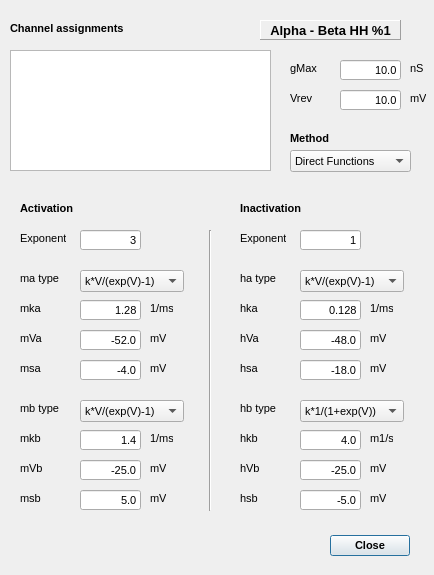
CompEphys-team/stdpc, file src/gui/AlphaBetaHHDlg.ui: the form before one commit.
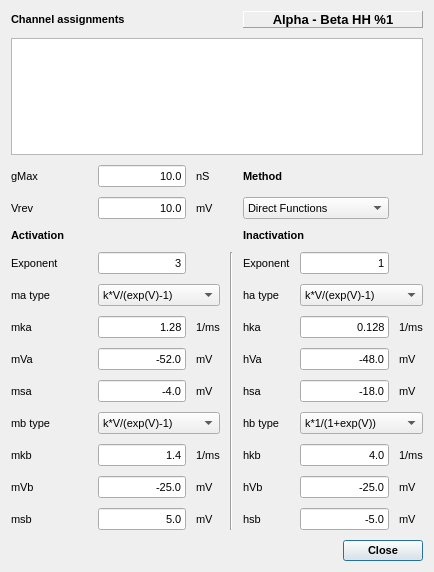
The form after the commit. Custom widgets are drawn as their Qt base class.

Diff of the .ui file:
```diff
--- a/src/gui/AlphaBetaHHDlg.ui
+++ b/src/gui/AlphaBetaHHDlg.ui
@@ -7,7 +7,7 @@
     <x>0</x>
     <y>0</y>
     <width>434</width>
-    <height>575</height>
+    <height>572</height>
    </rect>
   </property>
   <property name="font">
@@ -20,40 +20,15 @@
   <property name="windowTitle">
    <string>HH alpha,beta Formalism</string>
   </property>
-  <widget class="QDialogButtonBox" name="buttonBox">
-   <property name="geometry">
-    <rect>
-     <x>250</x>
-     <y>530</y>
-     <width>160</width>
-     <height>32</height>
-    </rect>
+  <layout class="QGridLayout" name="gridLayout">
+   <property name="spacing">
+    <number>10</number>
    </property>
-   <property name="font">
-    <font>
-     <weight>75</weight>
-     <bold>true</bold>
-    </font>
-   </property>
-   <property name="orientation">
-    <enum>Qt::Horizontal</enum>
-   </property>
-   <property name="standardButtons">
-    <set>QDialogButtonBox::Close</set>
-   </property>
-  </widget>
+   <item row="0" column="5" colspan="3">
   <widget class="QLabel" name="HHDlgLabel">
    <property name="enabled">
     <bool>true</bool>
    </property>
-   <property name="geometry">
-    <rect>
-     <x>260</x>
-     <y>20</y>
-     <width>141</width>
-     <height>20</height>
-    </rect>
-   </property>
    <property name="font">
     <font>
      <pointsize>10</pointsize>
@@ -86,201 +61,55 @@
     <set>Qt::AlignCenter</set>
    </property>
   </widget>
-  <widget class="QLabel" name="label_4">
-   <property name="geometry">
-    <rect>
-     <x>290</x>
-     <y>60</y>
-     <width>31</width>
-     <height>16</height>
-    </rect>
-   </property>
+   </item>
+   <item row="0" column="0" colspan="3">
+    <widget class="QLabel" name="label_40">
    <property name="font">
     <font>
-     <pointsize>8</pointsize>
-     <weight>50</weight>
-     <bold>false</bold>
-    </font>
-   </property>
-   <property name="text">
-    <string>gMax</string>
-   </property>
-  </widget>
-  <widget class="QLabel" name="label_9">
-   <property name="geometry">
-    <rect>
-     <x>410</x>
-     <y>60</y>
-     <width>16</width>
-     <height>16</height>
-    </rect>
-   </property>
-   <property name="font">
-    <font>
-     <pointsize>8</pointsize>
-     <weight>50</weight>
-     <bold>false</bold>
-    </font>
-   </property>
-   <property name="text">
-    <string>nS</string>
-   </property>
-  </widget>
-  <widget class="QLineEdit" name="gMaxE">
-   <property name="geometry">
-    <rect>
-     <x>340</x>
-     <y>60</y>
-     <width>61</width>
-     <height>20</height>
-    </rect>
-   </property>
-   <property name="font">
-    <font>
-     <pointsize>8</pointsize>
-     <weight>50</weight>
-     <bold>false</bold>
-    </font>
-   </property>
-   <property name="text">
-    <string>10.0</string>
-   </property>
-   <property name="maxLength">
-    <number>8</number>
-   </property>
-   <property name="alignment">
-    <set>Qt::AlignRight|Qt::AlignTrailing|Qt::AlignVCenter</set>
-   </property>
-  </widget>
-  <widget class="QLabel" name="label_5">
-   <property name="geometry">
-    <rect>
-     <x>290</x>
-     <y>90</y>
-     <width>31</width>
-     <height>16</height>
-    </rect>
-   </property>
-   <property name="font">
-    <font>
-     <pointsize>8</pointsize>
-     <weight>50</weight>
-     <bold>false</bold>
-    </font>
-   </property>
-   <property name="text">
-    <string>Vrev</string>
-   </property>
-  </widget>
-  <widget class="QLineEdit" name="VrevE">
-   <property name="geometry">
-    <rect>
-     <x>340</x>
-     <y>90</y>
-     <width>61</width>
-     <height>20</height>
-    </rect>
-   </property>
-   <property name="font">
-    <font>
-     <pointsize>8</pointsize>
-     <weight>50</weight>
-     <bold>false</bold>
-    </font>
-   </property>
-   <property name="text">
-    <string>10.0</string>
-   </property>
-   <property name="maxLength">
-    <number>8</number>
-   </property>
-   <property name="alignment">
-    <set>Qt::AlignRight|Qt::AlignTrailing|Qt::AlignVCenter</set>
-   </property>
-  </widget>
-  <widget class="QLabel" name="label_10">
-   <property name="geometry">
-    <rect>
-     <x>410</x>
-     <y>90</y>
-     <width>16</width>
-     <height>16</height>
-    </rect>
-   </property>
-   <property name="font">
-    <font>
-     <pointsize>8</pointsize>
-     <weight>50</weight>
-     <bold>false</bold>
-    </font>
-   </property>
-   <property name="text">
-    <string>mV</string>
-   </property>
-  </widget>
-  <widget class="QLabel" name="label_14">
-   <property name="geometry">
-    <rect>
-     <x>20</x>
-     <y>200</y>
-     <width>58</width>
-     <height>16</height>
-    </rect>
-   </property>
-   <property name="font">
-    <font>
      <weight>75</weight>
      <bold>true</bold>
     </font>
    </property>
    <property name="text">
-    <string>Activation</string>
-   </property>
-  </widget>
-  <widget class="QLabel" name="label_15">
-   <property name="geometry">
-    <rect>
-     <x>240</x>
-     <y>200</y>
-     <width>69</width>
-     <height>16</height>
-    </rect>
-   </property>
+      <string>Channel assignments</string>
+     </property>
+    </widget>
+   </item>
+   <item row="16" column="5" colspan="3">
+    <widget class="QDialogButtonBox" name="buttonBox">
    <property name="font">
     <font>
      <weight>75</weight>
      <bold>true</bold>
     </font>
-   </property>
-   <property name="text">
-    <string>Inactivation</string>
-   </property>
-  </widget>
-  <widget class="Line" name="line">
-   <property name="geometry">
-    <rect>
-     <x>200</x>
-     <y>230</y>
-     <width>20</width>
-     <height>281</height>
-    </rect>
    </property>
    <property name="orientation">
-    <enum>Qt::Vertical</enum>
-   </property>
-  </widget>
-  <widget class="QLineEdit" name="mVaE">
-   <property name="geometry">
-    <rect>
-     <x>80</x>
-     <y>330</y>
-     <width>61</width>
-     <height>20</height>
-    </rect>
-   </property>
+      <enum>Qt::Horizontal</enum>
+     </property>
+     <property name="standardButtons">
+      <set>QDialogButtonBox::Close</set>
+     </property>
+    </widget>
+   </item>
+   <item row="14" column="5">
+    <widget class="QLabel" name="label_31">
+     <property name="text">
+      <string>hVb</string>
+     </property>
+    </widget>
+   </item>
+   <item row="14" column="3">
+    <widget class="QLabel" name="label_28">
    <property name="text">
-    <string>-52.0</string>
-   </property>
+      <string>mV</string>
+     </property>
+    </widget>
+   </item>
+   <item row="14" column="6">
+    <widget class="QLineEdit" name="hVbE">
+     <property name="text">
+      <string>-25.0</string>
+     </property>
    <property name="maxLength">
     <number>8</number>
    </property>
@@ -288,30 +117,37 @@
     <set>Qt::AlignRight|Qt::AlignTrailing|Qt::AlignVCenter</set>
    </property>
   </widget>
-  <widget class="QLabel" name="label_6">
-   <property name="geometry">
-    <rect>
-     <x>20</x>
-     <y>230</y>
-     <width>46</width>
-     <height>16</height>
-    </rect>
-   </property>
+   </item>
+   <item row="15" column="6">
+    <widget class="QLineEdit" name="hsbE">
    <property name="text">
-    <string>Exponent</string>
-   </property>
-  </widget>
-  <widget class="QLineEdit" name="mkbE">
-   <property name="geometry">
-    <rect>
-     <x>80</x>
-     <y>430</y>
-     <width>61</width>
-     <height>20</height>
-    </rect>
-   </property>
+      <string>-5.0</string>
+     </property>
+     <property name="maxLength">
+      <number>8</number>
+     </property>
+     <property name="alignment">
+      <set>Qt::AlignRight|Qt::AlignTrailing|Qt::AlignVCenter</set>
+     </property>
+    </widget>
+   </item>
+   <item row="13" column="6">
+    <widget class="QLineEdit" name="hkbE">
+     <property name="text">
+      <string>4.0</string>
+     </property>
+     <property name="maxLength">
+      <number>8</number>
+     </property>
+     <property name="alignment">
+      <set>Qt::AlignRight|Qt::AlignTrailing|Qt::AlignVCenter</set>
+     </property>
+    </widget>
+   </item>
+   <item row="14" column="2">
+    <widget class="QLineEdit" name="mVbE">
    <property name="text">
-    <string>1.4</string>
+      <string>-25.0</string>
    </property>
    <property name="maxLength">
     <number>8</number>
@@ -320,189 +156,30 @@
     <set>Qt::AlignRight|Qt::AlignTrailing|Qt::AlignVCenter</set>
    </property>
   </widget>
+   </item>
+   <item row="13" column="7">
+    <widget class="QLabel" name="label_34">
+     <property name="text">
+      <string>1/ms</string>
+     </property>
+    </widget>
+   </item>
+   <item row="13" column="3">
   <widget class="QLabel" name="label_13">
-   <property name="geometry">
-    <rect>
-     <x>150</x>
-     <y>430</y>
-     <width>23</width>
-     <height>16</height>
-    </rect>
-   </property>
    <property name="text">
     <string>1/ms</string>
    </property>
   </widget>
-  <widget class="QLabel" name="label_7">
-   <property name="geometry">
-    <rect>
-     <x>20</x>
-     <y>300</y>
-     <width>56</width>
-     <height>16</height>
-    </rect>
-   </property>
-   <property name="text">
-    <string>mka</string>
-   </property>
-  </widget>
-  <widget class="QLabel" name="label_8">
-   <property name="geometry">
-    <rect>
-     <x>20</x>
-     <y>330</y>
-     <width>38</width>
-     <height>16</height>
-    </rect>
-   </property>
-   <property name="text">
-    <string>mVa</string>
-   </property>
-  </widget>
-  <widget class="QLabel" name="label_11">
-   <property name="geometry">
-    <rect>
-     <x>20</x>
-     <y>430</y>
-     <width>56</width>
-     <height>16</height>
-    </rect>
-   </property>
-   <property name="text">
-    <string>mkb</string>
-   </property>
-  </widget>
-  <widget class="QLineEdit" name="mkaE">
-   <property name="geometry">
-    <rect>
-     <x>80</x>
-     <y>300</y>
-     <width>61</width>
-     <height>20</height>
-    </rect>
-   </property>
-   <property name="text">
-    <string>1.28</string>
-   </property>
-   <property name="maxLength">
-    <number>8</number>
-   </property>
-   <property name="alignment">
-    <set>Qt::AlignRight|Qt::AlignTrailing|Qt::AlignVCenter</set>
-   </property>
-  </widget>
-  <widget class="QLineEdit" name="mExpoE">
-   <property name="geometry">
-    <rect>
-     <x>80</x>
-     <y>230</y>
-     <width>61</width>
-     <height>20</height>
-    </rect>
-   </property>
-   <property name="text">
-    <string>3</string>
-   </property>
-   <property name="maxLength">
-    <number>8</number>
-   </property>
-   <property name="alignment">
-    <set>Qt::AlignRight|Qt::AlignTrailing|Qt::AlignVCenter</set>
-   </property>
-  </widget>
-  <widget class="QLabel" name="label_17">
-   <property name="geometry">
-    <rect>
-     <x>150</x>
-     <y>330</y>
-     <width>16</width>
-     <height>16</height>
-    </rect>
-   </property>
-   <property name="text">
-    <string>mV</string>
-   </property>
-  </widget>
-  <widget class="QLabel" name="label_18">
-   <property name="geometry">
-    <rect>
-     <x>150</x>
-     <y>360</y>
-     <width>16</width>
-     <height>16</height>
-    </rect>
-   </property>
-   <property name="text">
-    <string>mV</string>
-   </property>
-  </widget>
-  <widget class="QLineEdit" name="msaE">
-   <property name="geometry">
-    <rect>
-     <x>80</x>
-     <y>360</y>
-     <width>61</width>
-     <height>20</height>
-    </rect>
-   </property>
-   <property name="text">
-    <string>-4.0</string>
-   </property>
-   <property name="maxLength">
-    <number>8</number>
-   </property>
-   <property name="alignment">
-    <set>Qt::AlignRight|Qt::AlignTrailing|Qt::AlignVCenter</set>
-   </property>
-  </widget>
-  <widget class="QLabel" name="label_19">
-   <property name="geometry">
-    <rect>
-     <x>20</x>
-     <y>360</y>
-     <width>32</width>
-     <height>16</height>
-    </rect>
-   </property>
-   <property name="text">
-    <string>msa</string>
-   </property>
-  </widget>
-  <widget class="QLabel" name="label_20">
-   <property name="geometry">
-    <rect>
-     <x>20</x>
-     <y>460</y>
-     <width>47</width>
-     <height>16</height>
-    </rect>
-   </property>
-   <property name="text">
-    <string>mVb</string>
-   </property>
-  </widget>
+   </item>
+   <item row="15" column="3">
   <widget class="QLabel" name="label_26">
-   <property name="geometry">
-    <rect>
-     <x>150</x>
-     <y>490</y>
-     <width>16</width>
-     <height>16</height>
-    </rect>
-   </property>
    <property name="text">
     <string>mV</string>
    </property>
   </widget>
+   </item>
+   <item row="15" column="2">
   <widget class="QLineEdit" name="msbE">
-   <property name="geometry">
-    <rect>
-     <x>80</x>
-     <y>490</y>
-     <width>61</width>
-     <height>20</height>
-    </rect>
-   </property>
    <property name="text">
     <string>5.0</string>
    </property>
@@ -513,227 +190,112 @@
     <set>Qt::AlignRight|Qt::AlignTrailing|Qt::AlignVCenter</set>
    </property>
   </widget>
+   </item>
+   <item row="13" column="2">
+    <widget class="QLineEdit" name="mkbE">
+     <property name="text">
+      <string>1.4</string>
+     </property>
+     <property name="maxLength">
+      <number>8</number>
+     </property>
+     <property name="alignment">
+      <set>Qt::AlignRight|Qt::AlignTrailing|Qt::AlignVCenter</set>
+     </property>
+    </widget>
+   </item>
+   <item row="14" column="7">
+    <widget class="QLabel" name="label_35">
+     <property name="text">
+      <string>mV</string>
+     </property>
+    </widget>
+   </item>
+   <item row="15" column="0">
   <widget class="QLabel" name="label_21">
-   <property name="geometry">
-    <rect>
-     <x>20</x>
-     <y>490</y>
-     <width>30</width>
-     <height>16</height>
-    </rect>
-   </property>
    <property name="text">
     <string>msb</string>
    </property>
   </widget>
-  <widget class="QLineEdit" name="mVbE">
-   <property name="geometry">
-    <rect>
-     <x>80</x>
-     <y>460</y>
-     <width>61</width>
-     <height>20</height>
-    </rect>
-   </property>
-   <property name="text">
-    <string>-25.0</string>
-   </property>
-   <property name="maxLength">
-    <number>8</number>
-   </property>
-   <property name="alignment">
-    <set>Qt::AlignRight|Qt::AlignTrailing|Qt::AlignVCenter</set>
-   </property>
-  </widget>
-  <widget class="QLineEdit" name="hVbE">
-   <property name="geometry">
-    <rect>
-     <x>300</x>
-     <y>460</y>
-     <width>61</width>
-     <height>20</height>
-    </rect>
-   </property>
-   <property name="text">
-    <string>-25.0</string>
-   </property>
-   <property name="maxLength">
-    <number>8</number>
-   </property>
-   <property name="alignment">
-    <set>Qt::AlignRight|Qt::AlignTrailing|Qt::AlignVCenter</set>
-   </property>
-  </widget>
-  <widget class="QLabel" name="label_12">
-   <property name="geometry">
-    <rect>
-     <x>240</x>
-     <y>230</y>
-     <width>46</width>
-     <height>16</height>
-    </rect>
-   </property>
-   <property name="text">
-    <string>Exponent</string>
-   </property>
-  </widget>
-  <widget class="QLineEdit" name="hVaE">
-   <property name="geometry">
-    <rect>
-     <x>300</x>
-     <y>330</y>
-     <width>61</width>
-     <height>20</height>
-    </rect>
-   </property>
-   <property name="text">
-    <string>-48.0</string>
-   </property>
-   <property name="maxLength">
-    <number>8</number>
-   </property>
-   <property name="alignment">
-    <set>Qt::AlignRight|Qt::AlignTrailing|Qt::AlignVCenter</set>
-   </property>
-  </widget>
-  <widget class="QLabel" name="label_22">
-   <property name="geometry">
-    <rect>
-     <x>370</x>
-     <y>330</y>
-     <width>16</width>
-     <height>16</height>
-    </rect>
-   </property>
-   <property name="text">
-    <string>mV</string>
-   </property>
-  </widget>
-  <widget class="QLineEdit" name="hExpoE">
-   <property name="geometry">
-    <rect>
-     <x>300</x>
-     <y>230</y>
-     <width>61</width>
-     <height>20</height>
-    </rect>
-   </property>
-   <property name="text">
-    <string>1</string>
-   </property>
-   <property name="maxLength">
-    <number>8</number>
-   </property>
-   <property name="alignment">
-    <set>Qt::AlignRight|Qt::AlignTrailing|Qt::AlignVCenter</set>
-   </property>
-  </widget>
+   </item>
+   <item row="15" column="7">
   <widget class="QLabel" name="label_30">
-   <property name="geometry">
-    <rect>
-     <x>370</x>
-     <y>490</y>
-     <width>16</width>
-     <height>16</height>
-    </rect>
-   </property>
    <property name="text">
     <string>mV</string>
    </property>
   </widget>
-  <widget class="QLineEdit" name="hsbE">
-   <property name="geometry">
-    <rect>
-     <x>300</x>
-     <y>490</y>
-     <width>61</width>
-     <height>20</height>
-    </rect>
-   </property>
-   <property name="text">
-    <string>-5.0</string>
-   </property>
-   <property name="maxLength">
-    <number>8</number>
-   </property>
-   <property name="alignment">
-    <set>Qt::AlignRight|Qt::AlignTrailing|Qt::AlignVCenter</set>
-   </property>
-  </widget>
-  <widget class="QLabel" name="label_16">
-   <property name="geometry">
-    <rect>
-     <x>240</x>
-     <y>300</y>
-     <width>47</width>
-     <height>16</height>
-    </rect>
-   </property>
-   <property name="text">
-    <string>hka</string>
-   </property>
-  </widget>
-  <widget class="QLabel" name="label_23">
-   <property name="geometry">
-    <rect>
-     <x>240</x>
-     <y>330</y>
-     <width>38</width>
-     <height>16</height>
-    </rect>
-   </property>
-   <property name="text">
-    <string>hVa</string>
-   </property>
-  </widget>
-  <widget class="QLabel" name="label_24">
-   <property name="geometry">
-    <rect>
-     <x>240</x>
-     <y>490</y>
-     <width>31</width>
-     <height>16</height>
-    </rect>
-   </property>
-   <property name="text">
-    <string>hsb</string>
-   </property>
-  </widget>
+   </item>
+   <item row="13" column="5">
   <widget class="QLabel" name="label_25">
-   <property name="geometry">
-    <rect>
-     <x>240</x>
-     <y>430</y>
-     <width>32</width>
-     <height>16</height>
-    </rect>
-   </property>
    <property name="text">
     <string>hkb</string>
    </property>
   </widget>
-  <widget class="QLabel" name="label_31">
-   <property name="geometry">
-    <rect>
-     <x>240</x>
-     <y>460</y>
-     <width>45</width>
-     <height>16</height>
-    </rect>
-   </property>
+   </item>
+   <item row="15" column="5">
+    <widget class="QLabel" name="label_24">
+     <property name="text">
+      <string>hsb</string>
+     </property>
+    </widget>
+   </item>
+   <item row="14" column="0">
+    <widget class="QLabel" name="label_20">
    <property name="text">
-    <string>hVb</string>
-   </property>
-  </widget>
+      <string>mVb</string>
+     </property>
+    </widget>
+   </item>
+   <item row="10" column="0">
+    <widget class="QLabel" name="label_8">
+     <property name="text">
+      <string>mVa</string>
+     </property>
+    </widget>
+   </item>
+   <item row="8" column="0" colspan="2">
+    <widget class="QLabel" name="label_36">
+     <property name="text">
+      <string>ma type</string>
+     </property>
+    </widget>
+   </item>
+   <item row="9" column="5">
+    <widget class="QLabel" name="label_16">
+     <property name="text">
+      <string>hka</string>
+     </property>
+    </widget>
+   </item>
+   <item row="3" column="5" colspan="2">
+    <widget class="QLabel" name="MethodL">
+     <property name="font">
+      <font>
+       <weight>75</weight>
+       <bold>true</bold>
+      </font>
+     </property>
+     <property name="text">
+      <string>Method</string>
+     </property>
+    </widget>
+   </item>
+   <item row="8" column="5">
+    <widget class="QLabel" name="label_38">
+     <property name="text">
+      <string>ha type</string>
+     </property>
+    </widget>
+   </item>
+   <item row="9" column="3">
+    <widget class="QLabel" name="label_27">
+     <property name="text">
+      <string>1/ms</string>
+     </property>
+    </widget>
+   </item>
+   <item row="9" column="6">
   <widget class="QLineEdit" name="hkaE">
-   <property name="geometry">
-    <rect>
-     <x>300</x>
-     <y>300</y>
-     <width>61</width>
-     <height>20</height>
-    </rect>
-   </property>
    <property name="text">
     <string>0.128</string>
    </property>
@@ -744,75 +306,44 @@
     <set>Qt::AlignRight|Qt::AlignTrailing|Qt::AlignVCenter</set>
    </property>
   </widget>
-  <widget class="QLineEdit" name="hkbE">
-   <property name="geometry">
-    <rect>
-     <x>300</x>
-     <y>430</y>
-     <width>61</width>
-     <height>20</height>
-    </rect>
-   </property>
+   </item>
+   <item row="8" column="6" colspan="2">
+    <widget class="QComboBox" name="haFuncCombo">
+     <property name="font">
+      <font>
+       <pointsize>8</pointsize>
+       <weight>50</weight>
+       <bold>false</bold>
+      </font>
+     </property>
+     <item>
    <property name="text">
-    <string>4.0</string>
-   </property>
-   <property name="maxLength">
-    <number>8</number>
-   </property>
-   <property name="alignment">
-    <set>Qt::AlignRight|Qt::AlignTrailing|Qt::AlignVCenter</set>
-   </property>
-  </widget>
-  <widget class="QLabel" name="label_32">
-   <property name="geometry">
-    <rect>
-     <x>370</x>
-     <y>360</y>
-     <width>16</width>
-     <height>16</height>
-    </rect>
-   </property>
+       <string>k*V/(exp(V)-1)</string>
+      </property>
+     </item>
+     <item>
    <property name="text">
-    <string>mV</string>
-   </property>
-  </widget>
-  <widget class="QLabel" name="label_33">
-   <property name="geometry">
-    <rect>
-     <x>240</x>
-     <y>360</y>
-     <width>32</width>
-     <height>16</height>
-    </rect>
-   </property>
+       <string>k*exp(V)</string>
+      </property>
+     </item>
+     <item>
    <property name="text">
-    <string>hsa</string>
-   </property>
-  </widget>
-  <widget class="QLabel" name="label_34">
-   <property name="geometry">
-    <rect>
-     <x>370</x>
-     <y>430</y>
-     <width>23</width>
-     <height>16</height>
-    </rect>
-   </property>
+       <string>k*1/(1+exp(V))</string>
+      </property>
+     </item>
+    </widget>
+   </item>
+   <item row="7" column="0">
+    <widget class="QLabel" name="label_6">
    <property name="text">
-    <string>m1/s</string>
-   </property>
-  </widget>
-  <widget class="QLineEdit" name="hsaE">
-   <property name="geometry">
-    <rect>
-     <x>300</x>
-     <y>360</y>
-     <width>61</width>
-     <height>20</height>
-    </rect>
-   </property>
+      <string>Exponent</string>
+     </property>
+    </widget>
+   </item>
+   <item row="7" column="2">
+    <widget class="QLineEdit" name="mExpoE">
    <property name="text">
-    <string>-18.0</string>
+      <string>3</string>
    </property>
    <property name="maxLength">
     <number>8</number>
@@ -821,67 +352,184 @@
     <set>Qt::AlignRight|Qt::AlignTrailing|Qt::AlignVCenter</set>
    </property>
   </widget>
-  <widget class="QLabel" name="label_27">
-   <property name="geometry">
-    <rect>
-     <x>150</x>
-     <y>300</y>
-     <width>23</width>
-     <height>16</height>
-    </rect>
-   </property>
+   </item>
+   <item row="7" column="4" rowspan="9">
+    <widget class="Line" name="line">
+     <property name="orientation">
+      <enum>Qt::Vertical</enum>
+     </property>
+    </widget>
+   </item>
+   <item row="9" column="0" colspan="2">
+    <widget class="QLabel" name="label_7">
    <property name="text">
-    <string>1/ms</string>
-   </property>
-  </widget>
-  <widget class="QLabel" name="label_28">
-   <property name="geometry">
-    <rect>
-     <x>150</x>
-     <y>460</y>
-     <width>16</width>
-     <height>16</height>
-    </rect>
+      <string>mka</string>
+     </property>
+    </widget>
+   </item>
+   <item row="4" column="0">
+    <widget class="QLabel" name="label_5">
+     <property name="font">
+      <font>
+       <pointsize>8</pointsize>
+       <weight>50</weight>
+       <bold>false</bold>
+      </font>
    </property>
    <property name="text">
-    <string>mV</string>
-   </property>
-  </widget>
+      <string>Vrev</string>
+     </property>
+    </widget>
+   </item>
+   <item row="9" column="2">
+    <widget class="QLineEdit" name="mkaE">
+     <property name="text">
+      <string>1.28</string>
+     </property>
+     <property name="maxLength">
+      <number>8</number>
+     </property>
+     <property name="alignment">
+      <set>Qt::AlignRight|Qt::AlignTrailing|Qt::AlignVCenter</set>
+     </property>
+    </widget>
+   </item>
+   <item row="9" column="7">
   <widget class="QLabel" name="label_29">
-   <property name="geometry">
-    <rect>
-     <x>370</x>
-     <y>300</y>
-     <width>23</width>
-     <height>16</height>
-    </rect>
-   </property>
    <property name="text">
     <string>1/ms</string>
    </property>
   </widget>
-  <widget class="QLabel" name="label_35">
-   <property name="geometry">
-    <rect>
-     <x>370</x>
-     <y>460</y>
-     <width>16</width>
-     <height>16</height>
-    </rect>
+   </item>
+   <item row="1" column="0" colspan="8">
+    <widget class="AssignmentWidget&lt;CurrentAssignment&gt;" name="assignments">
+     <attribute name="horizontalHeaderStretchLastSection">
+      <bool>true</bool>
+     </attribute>
+     <attribute name="verticalHeaderVisible">
+      <bool>false</bool>
+     </attribute>
+     <attribute name="verticalHeaderDefaultSectionSize">
+      <number>25</number>
+     </attribute>
+    </widget>
+   </item>
+   <item row="4" column="3">
+    <widget class="QLabel" name="label_10">
+     <property name="font">
+      <font>
+       <pointsize>8</pointsize>
+       <weight>50</weight>
+       <bold>false</bold>
+      </font>
    </property>
    <property name="text">
     <string>mV</string>
    </property>
   </widget>
+   </item>
+   <item row="7" column="6">
+    <widget class="QLineEdit" name="hExpoE">
+     <property name="text">
+      <string>1</string>
+     </property>
+     <property name="maxLength">
+      <number>8</number>
+     </property>
+     <property name="alignment">
+      <set>Qt::AlignRight|Qt::AlignTrailing|Qt::AlignVCenter</set>
+     </property>
+    </widget>
+   </item>
+   <item row="3" column="3">
+    <widget class="QLabel" name="label_9">
+     <property name="font">
+      <font>
+       <pointsize>8</pointsize>
+       <weight>50</weight>
+       <bold>false</bold>
+      </font>
+     </property>
+     <property name="text">
+      <string>nS</string>
+     </property>
+    </widget>
+   </item>
+   <item row="7" column="5">
+    <widget class="QLabel" name="label_12">
+     <property name="text">
+      <string>Exponent</string>
+     </property>
+    </widget>
+   </item>
+   <item row="8" column="2" colspan="2">
+    <widget class="QComboBox" name="maFuncCombo">
+     <property name="font">
+      <font>
+       <pointsize>8</pointsize>
+       <weight>50</weight>
+       <bold>false</bold>
+      </font>
+     </property>
+     <item>
+      <property name="text">
+       <string>k*V/(exp(V)-1)</string>
+      </property>
+     </item>
+     <item>
+      <property name="text">
+       <string>k*exp(V)</string>
+      </property>
+     </item>
+     <item>
+      <property name="text">
+       <string>k*1/(1+exp(V))</string>
+      </property>
+     </item>
+    </widget>
+   </item>
+   <item row="3" column="0">
+    <widget class="QLabel" name="label_4">
+     <property name="font">
+      <font>
+       <pointsize>8</pointsize>
+       <weight>50</weight>
+       <bold>false</bold>
+      </font>
+     </property>
+     <property name="text">
+      <string>gMax</string>
+     </property>
+    </widget>
+   </item>
+   <item row="6" column="0" colspan="2">
+    <widget class="QLabel" name="label_14">
+     <property name="font">
+      <font>
+       <weight>75</weight>
+       <bold>true</bold>
+      </font>
+     </property>
+     <property name="text">
+      <string>Activation</string>
+     </property>
+    </widget>
+   </item>
+   <item row="6" column="5" colspan="2">
+    <widget class="QLabel" name="label_15">
+     <property name="font">
+      <font>
+       <weight>75</weight>
+       <bold>true</bold>
+      </font>
+     </property>
+     <property name="text">
+      <string>Inactivation</string>
+     </property>
+    </widget>
+   </item>
+   <item row="4" column="5" colspan="2">
   <widget class="QComboBox" name="LUCombo">
-   <property name="geometry">
-    <rect>
-     <x>290</x>
-     <y>150</y>
-     <width>121</width>
-     <height>22</height>
-    </rect>
-   </property>
    <property name="font">
     <font>
      <pointsize>8</pointsize>
@@ -900,169 +548,29 @@
     </property>
    </item>
   </widget>
-  <widget class="QLabel" name="MethodL">
-   <property name="geometry">
-    <rect>
-     <x>290</x>
-     <y>130</y>
-     <width>69</width>
-     <height>16</height>
-    </rect>
-   </property>
-   <property name="font">
-    <font>
-     <weight>75</weight>
-     <bold>true</bold>
-    </font>
-   </property>
-   <property name="text">
-    <string>Method</string>
-   </property>
-  </widget>
-  <widget class="QComboBox" name="maFuncCombo">
-   <property name="geometry">
-    <rect>
-     <x>80</x>
-     <y>270</y>
-     <width>104</width>
-     <height>22</height>
-    </rect>
-   </property>
-   <property name="font">
-    <font>
-     <pointsize>8</pointsize>
-     <weight>50</weight>
-     <bold>false</bold>
-    </font>
-   </property>
-   <item>
-    <property name="text">
-     <string>k*V/(exp(V)-1)</string>
-    </property>
    </item>
-   <item>
+   <item row="10" column="2">
+    <widget class="QLineEdit" name="mVaE">
     <property name="text">
-     <string>k*exp(V)</string>
-    </property>
-   </item>
-   <item>
-    <property name="text">
-     <string>k*1/(1+exp(V))</string>
-    </property>
-   </item>
-  </widget>
-  <widget class="QLabel" name="label_36">
-   <property name="geometry">
-    <rect>
-     <x>20</x>
-     <y>270</y>
-     <width>56</width>
-     <height>16</height>
-    </rect>
-   </property>
-   <property name="text">
-    <string>ma type</string>
-   </property>
-  </widget>
-  <widget class="QLabel" name="label_37">
-   <property name="geometry">
-    <rect>
-     <x>20</x>
-     <y>400</y>
-     <width>56</width>
-     <height>16</height>
-    </rect>
-   </property>
-   <property name="text">
-    <string>mb type</string>
-   </property>
-  </widget>
-  <widget class="QComboBox" name="mbFuncCombo">
-   <property name="geometry">
-    <rect>
-     <x>80</x>
-     <y>400</y>
-     <width>104</width>
-     <height>22</height>
-    </rect>
-   </property>
-   <property name="font">
-    <font>
-     <pointsize>8</pointsize>
-     <weight>50</weight>
-     <bold>false</bold>
-    </font>
-   </property>
-   <item>
-    <property name="text">
-     <string>k*V/(exp(V)-1)</string>
-    </property>
+      <string>-52.0</string>
+     </property>
+     <property name="maxLength">
+      <number>8</number>
+     </property>
+     <property name="alignment">
+      <set>Qt::AlignRight|Qt::AlignTrailing|Qt::AlignVCenter</set>
+     </property>
+    </widget>
    </item>
-   <item>
+   <item row="13" column="0" colspan="2">
+    <widget class="QLabel" name="label_11">
     <property name="text">
-     <string>k*exp(V)</string>
-    </property>
-   </item>
-   <item>
-    <property name="text">
-     <string>k*1/(1+exp(V))</string>
-    </property>
-   </item>
-  </widget>
-  <widget class="QLabel" name="label_38">
-   <property name="geometry">
-    <rect>
-     <x>240</x>
-     <y>270</y>
-     <width>56</width>
-     <height>16</height>
-    </rect>
-   </property>
-   <property name="text">
-    <string>ha type</string>
-   </property>
-  </widget>
-  <widget class="QComboBox" name="haFuncCombo">
-   <property name="geometry">
-    <rect>
-     <x>300</x>
-     <y>270</y>
-     <width>104</width>
-     <height>22</height>
-    </rect>
-   </property>
-   <property name="font">
-    <font>
-     <pointsize>8</pointsize>
-     <weight>50</weight>
-     <bold>false</bold>
-    </font>
-   </property>
-   <item>
-    <property name="text">
-     <string>k*V/(exp(V)-1)</string>
-    </property>
+      <string>mkb</string>
+     </property>
+    </widget>
    </item>
-   <item>
-    <property name="text">
-     <string>k*exp(V)</string>
-    </property>
-   </item>
-   <item>
-    <property name="text">
-     <string>k*1/(1+exp(V))</string>
-    </property>
-   </item>
-  </widget>
+   <item row="12" column="6" colspan="2">
   <widget class="QComboBox" name="hbFuncCombo">
-   <property name="geometry">
-    <rect>
-     <x>300</x>
-     <y>400</y>
-     <width>104</width>
-     <height>22</height>
-    </rect>
-   </property>
    <property name="font">
     <font>
      <pointsize>8</pointsize>
@@ -1089,54 +597,208 @@
     </property>
    </item>
   </widget>
+   </item>
+   <item row="12" column="5">
   <widget class="QLabel" name="label_39">
-   <property name="geometry">
-    <rect>
-     <x>240</x>
-     <y>400</y>
-     <width>56</width>
-     <height>16</height>
-    </rect>
-   </property>
    <property name="text">
     <string>hb type</string>
    </property>
   </widget>
-  <widget class="AssignmentWidget&lt;CurrentAssignment&gt;" name="assignments">
-   <property name="geometry">
-    <rect>
-     <x>10</x>
-     <y>50</y>
-     <width>261</width>
-     <height>121</height>
-    </rect>
-   </property>
-   <attribute name="horizontalHeaderStretchLastSection">
-    <bool>true</bool>
-   </attribute>
-   <attribute name="verticalHeaderVisible">
-    <bool>false</bool>
-   </attribute>
-  </widget>
-  <widget class="QLabel" name="label_40">
-   <property name="geometry">
-    <rect>
-     <x>10</x>
-     <y>20</y>
-     <width>131</width>
-     <height>16</height>
-    </rect>
-   </property>
+   </item>
+   <item row="11" column="5">
+    <widget class="QLabel" name="label_33">
+     <property name="text">
+      <string>hsa</string>
+     </property>
+    </widget>
+   </item>
+   <item row="11" column="0">
+    <widget class="QLabel" name="label_19">
+     <property name="text">
+      <string>msa</string>
+     </property>
+    </widget>
+   </item>
+   <item row="11" column="7">
+    <widget class="QLabel" name="label_32">
+     <property name="text">
+      <string>mV</string>
+     </property>
+    </widget>
+   </item>
+   <item row="12" column="2" colspan="2">
+    <widget class="QComboBox" name="mbFuncCombo">
    <property name="font">
     <font>
-     <weight>75</weight>
-     <bold>true</bold>
-    </font>
-   </property>
+       <pointsize>8</pointsize>
+       <weight>50</weight>
+       <bold>false</bold>
+      </font>
+     </property>
+     <item>
    <property name="text">
-    <string>Channel assignments</string>
-   </property>
-  </widget>
+       <string>k*V/(exp(V)-1)</string>
+      </property>
+     </item>
+     <item>
+      <property name="text">
+       <string>k*exp(V)</string>
+      </property>
+     </item>
+     <item>
+      <property name="text">
+       <string>k*1/(1+exp(V))</string>
+      </property>
+     </item>
+    </widget>
+   </item>
+   <item row="11" column="2">
+    <widget class="QLineEdit" name="msaE">
+     <property name="text">
+      <string>-4.0</string>
+     </property>
+     <property name="maxLength">
+      <number>8</number>
+     </property>
+     <property name="alignment">
+      <set>Qt::AlignRight|Qt::AlignTrailing|Qt::AlignVCenter</set>
+     </property>
+    </widget>
+   </item>
+   <item row="10" column="5">
+    <widget class="QLabel" name="label_23">
+     <property name="text">
+      <string>hVa</string>
+     </property>
+    </widget>
+   </item>
+   <item row="10" column="6">
+    <widget class="QLineEdit" name="hVaE">
+     <property name="text">
+      <string>-48.0</string>
+     </property>
+     <property name="maxLength">
+      <number>8</number>
+     </property>
+     <property name="alignment">
+      <set>Qt::AlignRight|Qt::AlignTrailing|Qt::AlignVCenter</set>
+     </property>
+    </widget>
+   </item>
+   <item row="11" column="3">
+    <widget class="QLabel" name="label_18">
+     <property name="text">
+      <string>mV</string>
+     </property>
+    </widget>
+   </item>
+   <item row="12" column="0" colspan="2">
+    <widget class="QLabel" name="label_37">
+     <property name="text">
+      <string>mb type</string>
+     </property>
+    </widget>
+   </item>
+   <item row="10" column="3">
+    <widget class="QLabel" name="label_17">
+     <property name="text">
+      <string>mV</string>
+     </property>
+    </widget>
+   </item>
+   <item row="11" column="6">
+    <widget class="QLineEdit" name="hsaE">
+     <property name="text">
+      <string>-18.0</string>
+     </property>
+     <property name="maxLength">
+      <number>8</number>
+     </property>
+     <property name="alignment">
+      <set>Qt::AlignRight|Qt::AlignTrailing|Qt::AlignVCenter</set>
+     </property>
+    </widget>
+   </item>
+   <item row="10" column="7">
+    <widget class="QLabel" name="label_22">
+     <property name="text">
+      <string>mV</string>
+     </property>
+    </widget>
+   </item>
+   <item row="5" column="1">
+    <spacer name="verticalSpacer">
+     <property name="orientation">
+      <enum>Qt::Vertical</enum>
+     </property>
+     <property name="sizeType">
+      <enum>QSizePolicy::Maximum</enum>
+     </property>
+     <property name="sizeHint" stdset="0">
+      <size>
+       <width>20</width>
+       <height>10</height>
+      </size>
+     </property>
+    </spacer>
+   </item>
+   <item row="2" column="1">
+    <spacer name="verticalSpacer_2">
+     <property name="orientation">
+      <enum>Qt::Vertical</enum>
+     </property>
+     <property name="sizeType">
+      <enum>QSizePolicy::Maximum</enum>
+     </property>
+     <property name="sizeHint" stdset="0">
+      <size>
+       <width>20</width>
+       <height>10</height>
+      </size>
+     </property>
+    </spacer>
+   </item>
+   <item row="4" column="2">
+    <widget class="QLineEdit" name="VrevE">
+     <property name="font">
+      <font>
+       <pointsize>8</pointsize>
+       <weight>50</weight>
+       <bold>false</bold>
+      </font>
+     </property>
+     <property name="text">
+      <string>10.0</string>
+     </property>
+     <property name="maxLength">
+      <number>8</number>
+     </property>
+     <property name="alignment">
+      <set>Qt::AlignRight|Qt::AlignTrailing|Qt::AlignVCenter</set>
+     </property>
+    </widget>
+   </item>
+   <item row="3" column="2">
+    <widget class="QLineEdit" name="gMaxE">
+     <property name="font">
+      <font>
+       <pointsize>8</pointsize>
+       <weight>50</weight>
+       <bold>false</bold>
+      </font>
+     </property>
+     <property name="text">
+      <string>10.0</string>
+     </property>
+     <property name="maxLength">
+      <number>8</number>
+     </property>
+     <property name="alignment">
+      <set>Qt::AlignRight|Qt::AlignTrailing|Qt::AlignVCenter</set>
+     </property>
+    </widget>
+   </item>
+  </layout>
  </widget>
  <customwidgets>
   <customwidget>
```
Left out of the diff: 24 changed lines with no effect on the pictures. Lines whose indentation alone changed are shown as unchanged.
